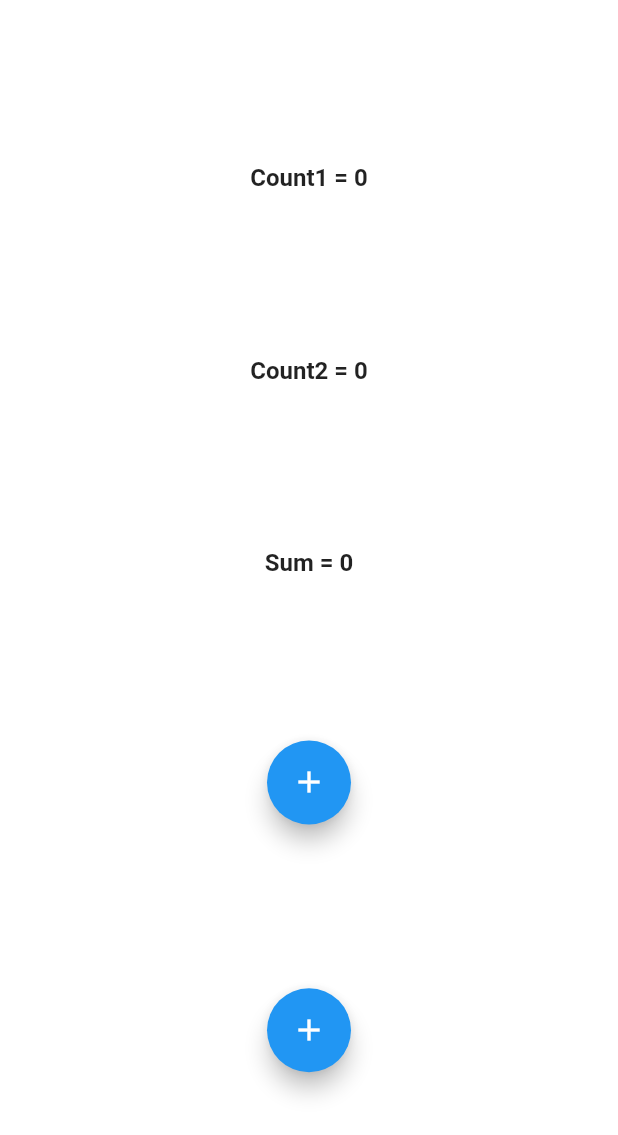
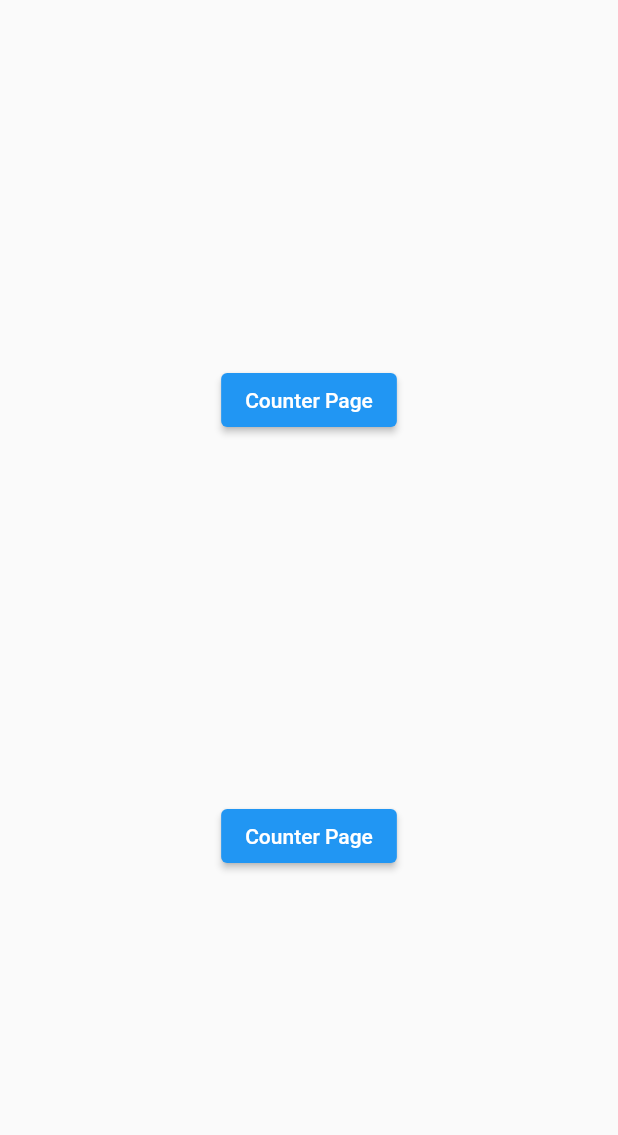
Before and after one commit to ahmedeidhefny/get_x_ecosystem_fluter_master, a Flutter app: the screen it shows after launch, on a phone screen of 412 x 824 dp. Shown: the top 1135 px of the screen. Run offline on Flutter 3.47's test engine with Material 2 defaults, Android fonts, the phone set to English and light mode, and no system bars; our stand-ins replace get.

```diff
--- a/lib/main.dart
+++ b/lib/main.dart
@@ -7,6 +7,7 @@ import 'package:get_x_ecosystem_fluter_master/view/page_three.dart';
 import 'package:get_x_ecosystem_fluter_master/view/page_two.dart';
 import 'package:get_x_ecosystem_fluter_master/view/screens/dashboard.dart';
 import 'package:get_x_ecosystem_fluter_master/view/screens/mult_counter_page.dart';
+import 'package:get_x_ecosystem_fluter_master/view/screens/splash_page.dart';
 import 'view/screens/counter_page.dart';
 
 void main() {
@@ -29,7 +30,7 @@ class MyApp extends StatelessWidget {
       theme: ThemeData(
         primarySwatch: Colors.blue,
       ),
-      home: MultiCounterSumPage(),
+      home: SplashPage(),
     );
   }
 }
--- /dev/null
+++ b/lib/view/screens/splash_page.dart
@@ -0,0 +1,34 @@
+import 'package:flutter/material.dart';
+import 'package:get/get.dart';
+import 'package:get_x_ecosystem_fluter_master/view/screens/counter_page.dart';
+import 'package:get_x_ecosystem_fluter_master/view/screens/show_counter_page.dart';
+
+class SplashPage extends StatelessWidget {
+  @override
+  Widget build(BuildContext context) {
+    return Scaffold(
+      body: Container(
+        width: double.infinity,
+        height: double.infinity,
+        child: Column(
+          mainAxisAlignment: MainAxisAlignment.spaceEvenly,
+          children: [
+            ElevatedButton(
+              onPressed: () {
+                Get.to(CounterPage());
+              },
+              child: Text('Counter Page'),
+            ),
+
+            ElevatedButton(
+              onPressed: () {
+                Get.to(ShowCounterPage());
+              },
+              child: Text('Counter Page'),
+            ),
+          ],
+        ),
+      ),
+    );
+  }
+}
```
Also changed, not shown: lib/view/screens/counter_page.dart (+10 -9 lines), lib/view/screens/show_counter_page.dart (added, +19 -0 lines).
